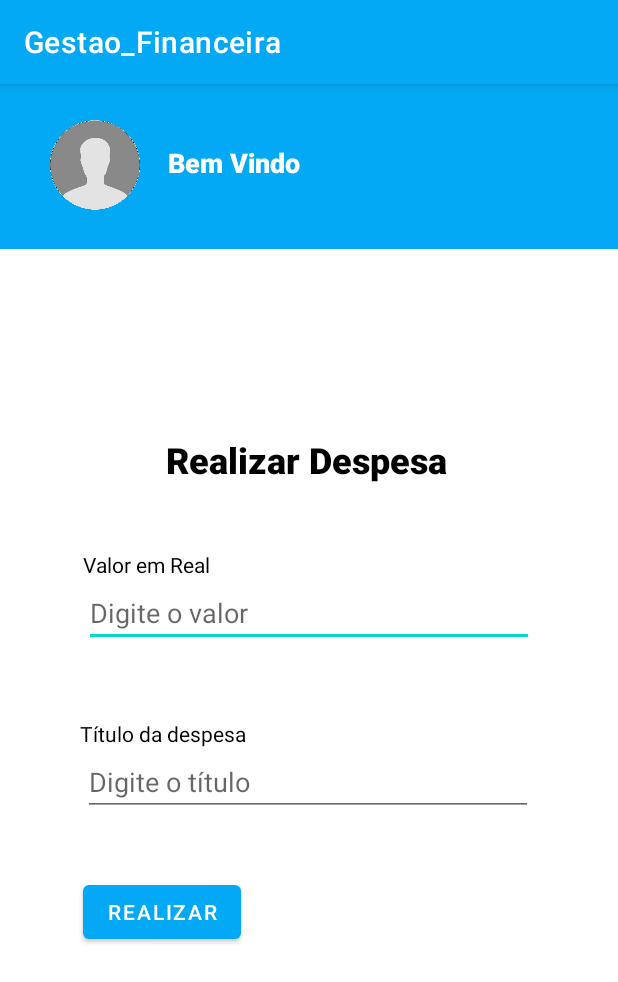
After one commit to tarcizo12/Gestao_Financeira, an Android app: the ExpenseActivity screen opened directly, with no data from a screen before it, on a phone screen of 412 x 824 dp. The commit adds this screen. Shown: the top 982 px of the screen. Run offline under Robolectric (Android 15) with nearby library versions, the phone set to English and light mode, and no system bars; Roboto replaces fonts that are not available here.

Commit message:
RevenueActivity.kt and ExpenseActivity.kt

```diff
--- /dev/null
+++ b/app/src/main/java/com/example/Activitys/ExpenseActivity.kt
@@ -0,0 +1,34 @@
+package com.example.Activitys
+
+import androidx.appcompat.app.AppCompatActivity
+import android.os.Bundle
+import android.widget.Button
+import android.widget.EditText
+import android.widget.ImageView
+import android.widget.TextView
+
+class ExpenseActivity : AppCompatActivity() {
+
+    private lateinit var expenseProfilePicture: ImageView
+    private lateinit var expenseWelcome: TextView
+    private lateinit var expenseRealizarDespesa: TextView
+    private lateinit var expenseValorEmReal: TextView
+    private lateinit var expenseDigiteOValor: EditText
+    private lateinit var expenseTituloDaReceita: TextView
+    private lateinit var expenseDigiteOTitulo: EditText
+    private lateinit var expenseRealizarBotao: Button
+
+    override fun onCreate(savedInstanceState: Bundle?) {
+        super.onCreate(savedInstanceState)
+        setContentView(R.layout.activity_expense)
+
+        expenseProfilePicture = findViewById(R.id.expenseProfilePicture)
+        expenseWelcome = findViewById(R.id.expenseWelcome)
+        expenseRealizarDespesa = findViewById(R.id.expenseRealizarDespesa)
+        expenseValorEmReal = findViewById(R.id.expenseValorEmReal)
+        expenseDigiteOValor = findViewById(R.id.expenseDigiteOValor)
+        expenseTituloDaReceita = findViewById(R.id.expenseTituloDaDespesa)
+        expenseDigiteOTitulo = findViewById(R.id.revenueDigiteOTitulo)
+        expenseRealizarBotao = findViewById(R.id.expenseRealizarBotao)
+    }
+}
--- /dev/null
+++ b/app/src/main/res/layout/activity_expense.xml
@@ -0,0 +1,134 @@
+<?xml version="1.0" encoding="utf-8"?>
+<androidx.constraintlayout.widget.ConstraintLayout xmlns:android="http://schemas.android.com/apk/res/android"
+    xmlns:app="http://schemas.android.com/apk/res-auto"
+    xmlns:tools="http://schemas.android.com/tools"
+    android:layout_width="match_parent"
+    android:layout_height="match_parent"
+    tools:context=".ExpenseActivity">
+
+    <androidx.constraintlayout.widget.ConstraintLayout
+        android:layout_width="match_parent"
+        android:layout_height="match_parent"
+        android:backgroundTint="#FFFFFF"
+        android:foregroundTint="#FFFFFF"
+        tools:context=".RevenueActivity">
+
+        <View
+            android:id="@+id/expenseView"
+            android:layout_width="414dp"
+            android:layout_height="110dp"
+            android:background="#03A9F4"
+            android:backgroundTint="#03A9F4"
+            android:foregroundTint="#03A9F4"
+            app:layout_constraintEnd_toEndOf="parent"
+            app:layout_constraintHorizontal_bias="0.666"
+            app:layout_constraintStart_toStartOf="parent"
+            app:layout_constraintTop_toTopOf="parent" />
+
+        <TextView
+            android:id="@+id/expenseWelcome"
+            android:layout_width="0dp"
+            android:layout_height="25dp"
+            android:layout_marginStart="10dp"
+            android:layout_marginTop="40dp"
+            android:layout_marginEnd="212dp"
+            android:fontFamily="sans-serif-black"
+            android:text="Bem Vindo"
+            android:textColor="#FFFFFF"
+            android:textSize="18sp"
+            app:layout_constraintEnd_toEndOf="parent"
+            app:layout_constraintHorizontal_bias="0.089"
+            app:layout_constraintStart_toEndOf="@+id/userProfilePicture"
+            app:layout_constraintTop_toTopOf="parent" />
+
+        <ImageView
+            android:id="@+id/expenseProfilePicture"
+            android:layout_width="60dp"
+            android:layout_height="60dp"
+            android:layout_marginTop="24dp"
+            android:src="@drawable/profilepicture"
+            app:layout_constraintEnd_toEndOf="parent"
+            app:layout_constraintHorizontal_bias="0.094"
+            app:layout_constraintStart_toStartOf="parent"
+            app:layout_constraintTop_toTopOf="@+id/expenseView" />
+
+        <TextView
+            android:id="@+id/expenseRealizarDespesa"
+            android:layout_width="190dp"
+            android:layout_height="wrap_content"
+            android:layout_marginStart="156dp"
+            android:layout_marginTop="124dp"
+            android:layout_marginEnd="155dp"
+            android:fontFamily="sans-serif-black"
+            android:text="Realizar Despesa"
+            android:textColor="#000000"
+            android:textSize="24dp"
+            app:layout_constraintEnd_toEndOf="parent"
+            app:layout_constraintHorizontal_bias="0.512"
+            app:layout_constraintStart_toStartOf="parent"
+            app:layout_constraintTop_toBottomOf="@+id/expenseView" />
+
+        <EditText
+            android:id="@+id/expenseDigiteOValor"
+            android:layout_width="300dp"
+            android:layout_height="wrap_content"
+            android:layout_marginStart="115dp"
+            android:layout_marginEnd="116dp"
+            android:ems="10"
+            android:hint="Digite o valor"
+            android:inputType="textPersonName|numberDecimal"
+            app:layout_constraintEnd_toEndOf="parent"
+            app:layout_constraintStart_toStartOf="parent"
+            app:layout_constraintTop_toBottomOf="@+id/expenseValorEmReal"
+            tools:ignore="TouchTargetSizeCheck" />
+
+        <EditText
+            android:id="@+id/revenueDigiteOTitulo"
+            android:layout_width="300dp"
+            android:layout_height="wrap_content"
+            android:ems="10"
+            android:hint="Digite o título"
+            android:inputType="textPersonName"
+            app:layout_constraintEnd_toEndOf="parent"
+            app:layout_constraintHorizontal_bias="0.495"
+            app:layout_constraintStart_toStartOf="parent"
+            app:layout_constraintTop_toBottomOf="@+id/expenseTituloDaDespesa"
+            tools:ignore="TouchTargetSizeCheck" />
+
+        <TextView
+            android:id="@+id/expenseValorEmReal"
+            android:layout_width="wrap_content"
+            android:layout_height="wrap_content"
+            android:layout_marginTop="44dp"
+            android:text="Valor em Real"
+            android:textColor="#000000"
+            app:layout_constraintEnd_toEndOf="parent"
+            app:layout_constraintHorizontal_bias="0.169"
+            app:layout_constraintStart_toStartOf="parent"
+            app:layout_constraintTop_toBottomOf="@+id/expenseRealizarDespesa" />
+
+        <TextView
+            android:id="@+id/expenseTituloDaDespesa"
+            android:layout_width="wrap_content"
+            android:layout_height="wrap_content"
+            android:layout_marginTop="48dp"
+            android:text="Título da despesa"
+            android:textColor="#000000"
+            app:layout_constraintEnd_toEndOf="parent"
+            app:layout_constraintHorizontal_bias="0.177"
+            app:layout_constraintStart_toStartOf="parent"
+            app:layout_constraintTop_toBottomOf="@+id/expenseDigiteOValor" />
+
+        <Button
+            android:id="@+id/expenseRealizarBotao"
+            android:layout_width="wrap_content"
+            android:layout_height="wrap_content"
+            android:layout_marginTop="40dp"
+            android:text="Realizar"
+            app:layout_constraintEnd_toEndOf="parent"
+            app:layout_constraintHorizontal_bias="0.18"
+            app:layout_constraintStart_toStartOf="parent"
+            app:layout_constraintTop_toBottomOf="@+id/revenueDigiteOTitulo" />
+
+    </androidx.constraintlayout.widget.ConstraintLayout>
+</androidx.constraintlayout.widget.ConstraintLayout>
```
Also changed, not shown: app/src/main/AndroidManifest.xml (+9 -1 lines), app/src/main/java/com/example/Activitys/RevenueActivity.kt (added, +34 -0 lines), app/src/main/res/layout/activity_revenue.xml (added, +128 -0 lines), app/src/main/res/layout/user_activity.xml (+12 -13 lines).
